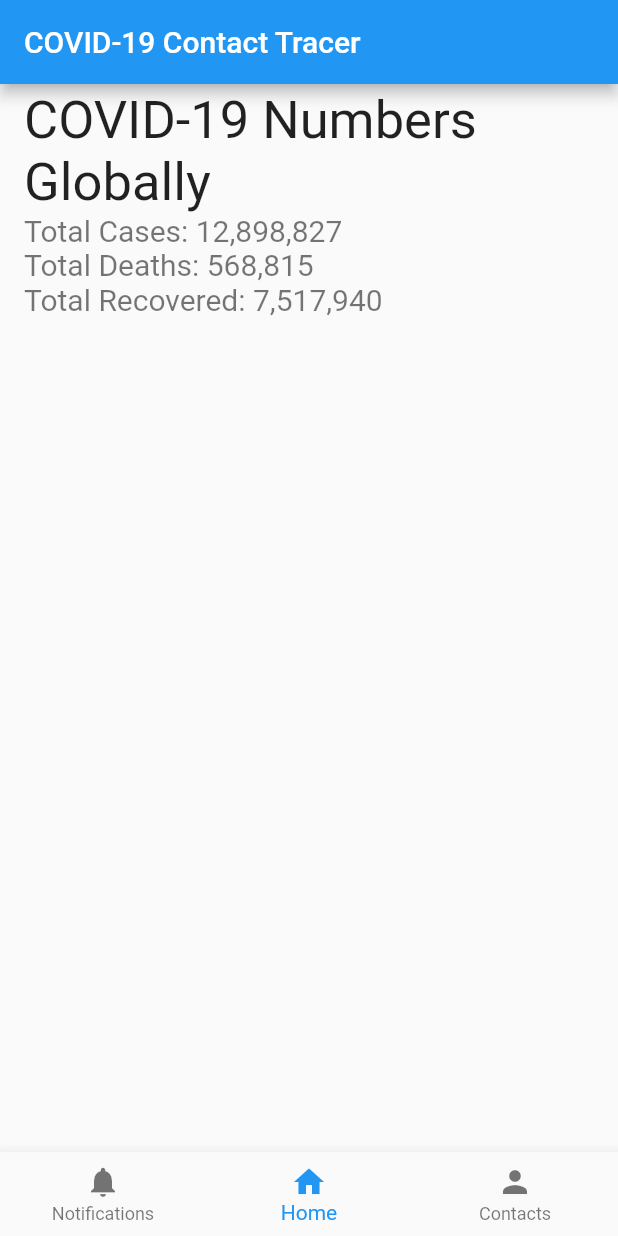
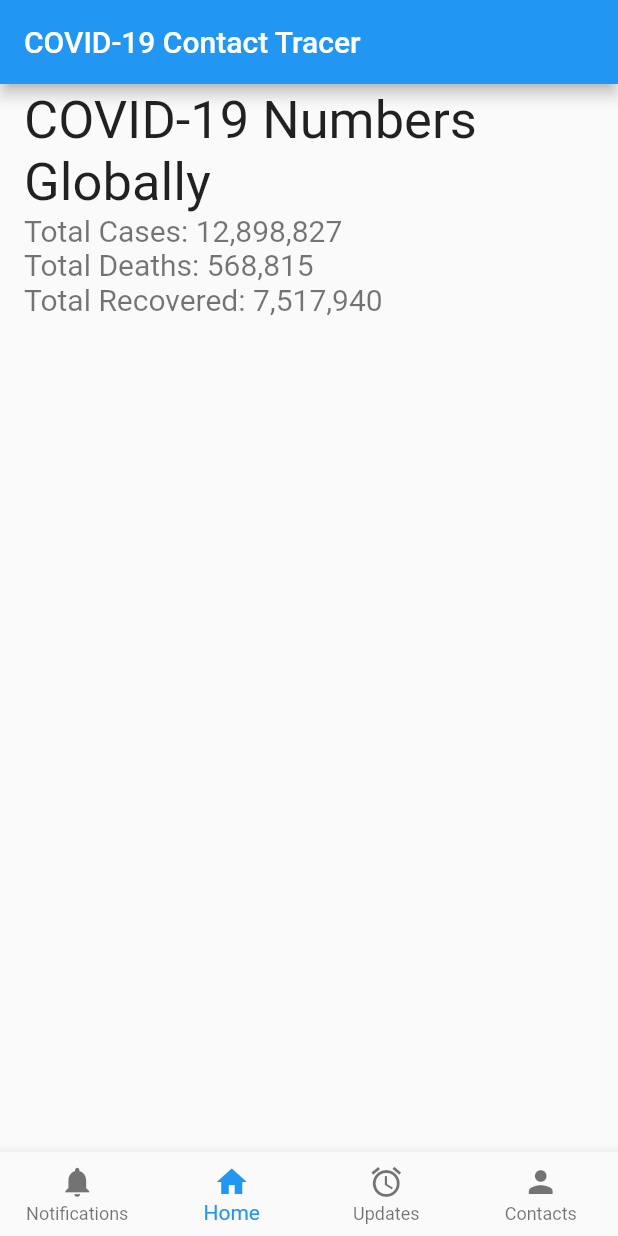
Before and after one commit to akshayaravi222/COVID-19-Contact-Tracker, a Flutter app: the screen it shows after launch, on a phone screen of 412 x 824 dp. Run offline on Flutter 3.47's test engine with Material 2 defaults, Android fonts, the phone set to English and light mode, and no system bars.

Commit message:
Update home_widget.dart
fixed bottom nav bar

```diff
--- a/lib/home_widget.dart
+++ b/lib/home_widget.dart
@@ -1,6 +1,7 @@
 import 'package:covid19_contact_tracker/contact_widget.dart';
 import 'package:covid19_contact_tracker/notif_widget.dart';
 import 'package:covid19_contact_tracker/numbers_widget.dart';
+import 'package:covid19_contact_tracker/covid_form.dart';
 import 'package:flutter/material.dart';
 import 'placeholder_widget.dart';
 import 'package:http/http.dart' as http;
@@ -17,6 +18,7 @@ class _HomeState extends State<Home> {
   final List<Widget> _children = [
     Notif(),
     Numbers(),
+    CovidForm(),
     Contact()
   ];
   String dropdownValue = 'Massachusetts';
@@ -28,6 +30,7 @@ class _HomeState extends State<Home> {
           title: Text('COVID-19 Contact Tracer'),
         ),
         bottomNavigationBar: BottomNavigationBar(
+          type: BottomNavigationBarType.fixed,
           onTap: onTabTapped,
           currentIndex: _currentIndex,
           items: [
@@ -38,6 +41,10 @@ class _HomeState extends State<Home> {
             BottomNavigationBarItem(
               icon: new Icon(Icons.home),
               title: new Text('Home'),
+            ),
+            BottomNavigationBarItem(
+              icon: new Icon(Icons.access_alarms),
+              title: new Text('Updates'),
             ),
             BottomNavigationBarItem(
                 icon: Icon(Icons.person), title: Text('Contacts'))
```
